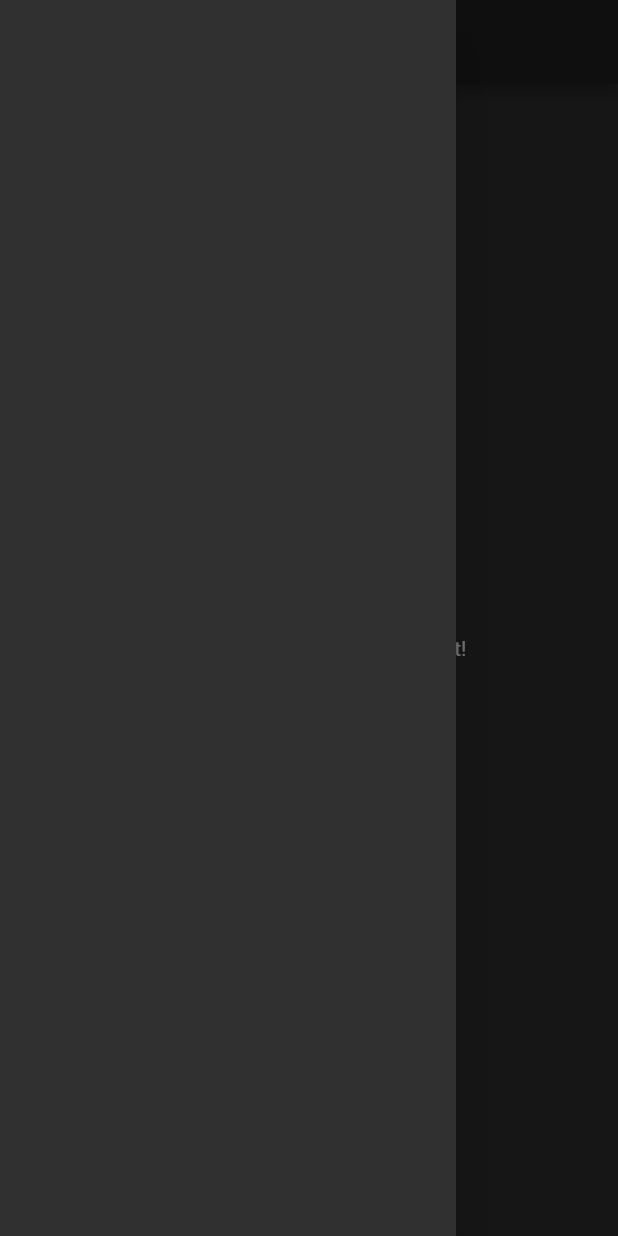
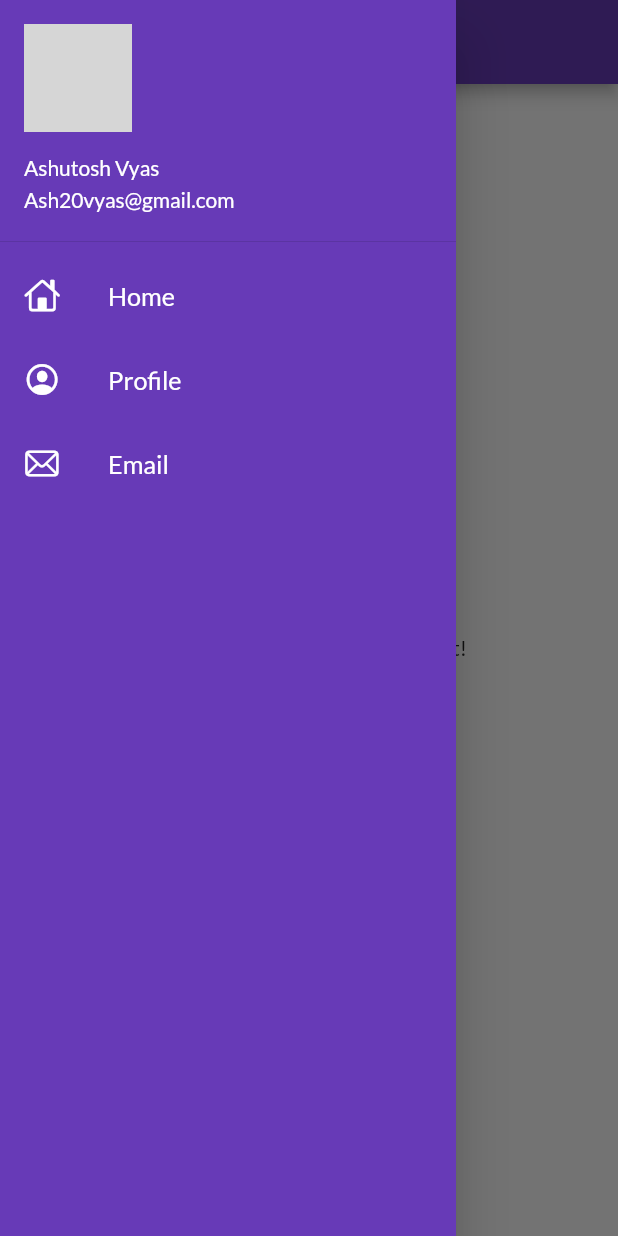
Before and after one commit to Ash20vyas/catalogue_app, a Flutter app: the screen it shows after launch, with the side drawer open, on a phone screen of 412 x 824 dp. Run offline on Flutter 3.47's test engine with Material 2 defaults, Android fonts, the light colour scheme and no system bars; our stand-ins replace google_fonts; network calls fail; grey boxes are pictures that could not be loaded.

Commit message:
commit to main

```diff
--- a/lib/main.dart
+++ b/lib/main.dart
@@ -1,7 +1,8 @@
 import 'package:flutter/material.dart';
+import 'package:google_fonts/google_fonts.dart';
 import 'package:sangeeth_player/screens/home_screen.dart';
 import 'package:sangeeth_player/screens/login_screen.dart';
-
+import 'package:sangeeth_player/utils/routes.dart';
 void main() {
   runApp(MyApp());
 }
@@ -12,16 +13,20 @@ class MyApp extends StatelessWidget {
   @override
   Widget build(BuildContext context) {
     return MaterialApp(
-      themeMode: ThemeMode.dark,
-      theme: ThemeData(primarySwatch: Colors.deepPurple),
+      themeMode: ThemeMode.light,
+      theme: ThemeData(
+        primarySwatch: Colors.deepPurple,
+        fontFamily: GoogleFonts.lato().fontFamily,
+        ),
       darkTheme: ThemeData(
         brightness: Brightness.dark,
       ),
-      initialRoute: "/home",
+      debugShowCheckedModeBanner: false,
+      initialRoute: MyRoutes.homeRoute,
       routes: {
         "/": (context) => LoginScreen(),
-        "/home": (context) => HomeScreen(),
-        "/Login": (context) => LoginScreen(),
+        MyRoutes.homeRoute : (context) => HomeScreen(),
+        MyRoutes.loginRoute : (context) => LoginScreen(),
       },
     );
   }
--- a/lib/screens/home_screen.dart
+++ b/lib/screens/home_screen.dart
@@ -1,4 +1,5 @@
 import 'package:flutter/material.dart';
+import 'package:sangeeth_player/widgets/drawer.dart';
 class HomeScreen extends StatelessWidget
 {
   const HomeScreen({ Key? key }) : super(key: key);
@@ -17,7 +18,7 @@ class HomeScreen extends StatelessWidget
           child: Text("Welcome to my $count\st flutter project!\nMade by $name"),
         ),
       ),
-      drawer: Drawer(),
+      drawer: MyDrawer(),
       );
   }
 }
--- /dev/null
+++ b/lib/utils/routes.dart
@@ -0,0 +1,4 @@
+class MyRoutes{
+  static String loginRoute = "/login";
+  static String homeRoute = "/home";
+}
--- /dev/null
+++ b/lib/widgets/drawer.dart
@@ -0,0 +1,72 @@
+import 'package:flutter/cupertino.dart';
+import 'package:flutter/material.dart';
+
+class MyDrawer extends StatelessWidget {
+  const MyDrawer({ Key? key }) : super(key: key);
+
+  @override
+  Widget build(BuildContext context) {
+    final imageURL = "https://png.pngtree.com/png-clipart/20190115/ourlarge/pngtree-chibi-boy-with-glasses-png-image_318105.jpg";
+    return Drawer(
+      child: Container(
+        color: Colors.deepPurple,
+        child: ListView(
+          padding: EdgeInsets.zero,
+          children: [
+            DrawerHeader(
+              padding:EdgeInsets.zero,
+              child: UserAccountsDrawerHeader(
+                margin:EdgeInsets.zero,
+                decoration: BoxDecoration(color: Colors.deepPurple),
+                accountName: Text("Ashutosh Vyas"),
+                accountEmail: Text("Ash20vyas@gmail.com"),
+                currentAccountPicture: CircleAvatar(
+                  backgroundImage: NetworkImage(imageURL),
+                ),
+                ),
+              ),
+              ListTile(
+                leading: Icon(
+                  CupertinoIcons.home,
+                  color: Colors.white,
+                  ),
+                  title: Text(
+                    "Home",
+                    textScaleFactor: 1.2,
+                    style:TextStyle(
+                      color: Colors.white,
+                      )
+                  ),
+              ),
+              ListTile(
+                leading: Icon(
+                  CupertinoIcons.profile_circled,
+                  color: Colors.white,
+                  ),
+                  title: Text(
+                    "Profile",
+                    textScaleFactor: 1.2,
+                    style:TextStyle(
+                      color: Colors.white,
+                      )
+                  ),
+              ),
+              ListTile(
+                leading: Icon(
+                  CupertinoIcons.mail,
+                  color: Colors.white,
+                  ),
+                  title: Text(
+                    "Email",
+                    textScaleFactor: 1.2,
+                    style:TextStyle(
+                      color: Colors.white,
+                      )
+                  ),
+              )
+          ],
+        ),
+      ),
+    );
+  }
+}
--- a/pubspec.yaml
+++ b/pubspec.yaml
@@ -28,6 +28,7 @@ dependencies:
   # The following adds the Cupertino Icons font to your application.
   # Use with the CupertinoIcons class for iOS style icons.
   cupertino_icons: ^1.0.2
+  google_fonts: ^2.1.0
 
 dev_dependencies:
   flutter_test:
@@ -45,8 +46,8 @@ flutter:
   uses-material-design: true
 
   # To add assets to your application, add an assets section, like this:
-  # assets:
-  #   - images/a_dot_burr.jpeg
+  assets:
+    - assets/images/
   #   - images/a_dot_ham.jpeg
 
   # An image asset can refer to one or more resolution-specific "variants", see
```
Also changed, not shown: lib/screens/login_screen.dart (+114 -8 lines), assets/images/login_image.png (added), pubspec.lock, 1 other file.
